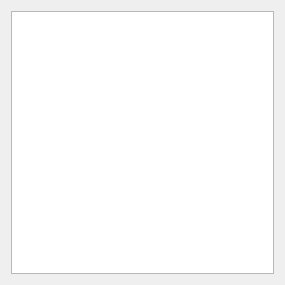
The window that LapInfoWidget.ui (Alex-Rose/PXG_Telemetry_fork) describes before a commit, drawn with Qt 5.
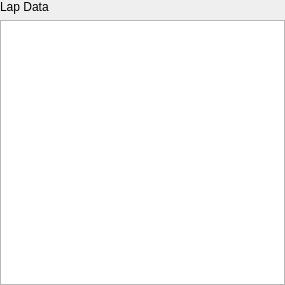
The same window after the commit.

Commit message: Lap data display

```diff
--- a/LapInfoWidget.ui
+++ b/LapInfoWidget.ui
@@ -14,10 +14,19 @@
    <string>Form</string>
   </property>
   <layout class="QGridLayout" name="gridLayout">
-   <property name="verticalSpacing">
-    <number>3</number>
+   <property name="leftMargin">
+    <number>0</number>
    </property>
-   <item row="1" column="1">
+   <property name="topMargin">
+    <number>0</number>
+   </property>
+   <property name="rightMargin">
+    <number>0</number>
+   </property>
+   <property name="bottomMargin">
+    <number>0</number>
+   </property>
+   <item row="2" column="1">
     <widget class="QTreeWidget" name="treeWidget">
      <property name="alternatingRowColors">
       <bool>true</bool>
@@ -43,6 +52,13 @@
      </column>
     </widget>
    </item>
+   <item row="1" column="1">
+    <widget class="QLabel" name="label">
+     <property name="text">
+      <string>Lap Data</string>
+     </property>
+    </widget>
+   </item>
   </layout>
  </widget>
  <resources/>
```
The commit also changes 6 other files.
